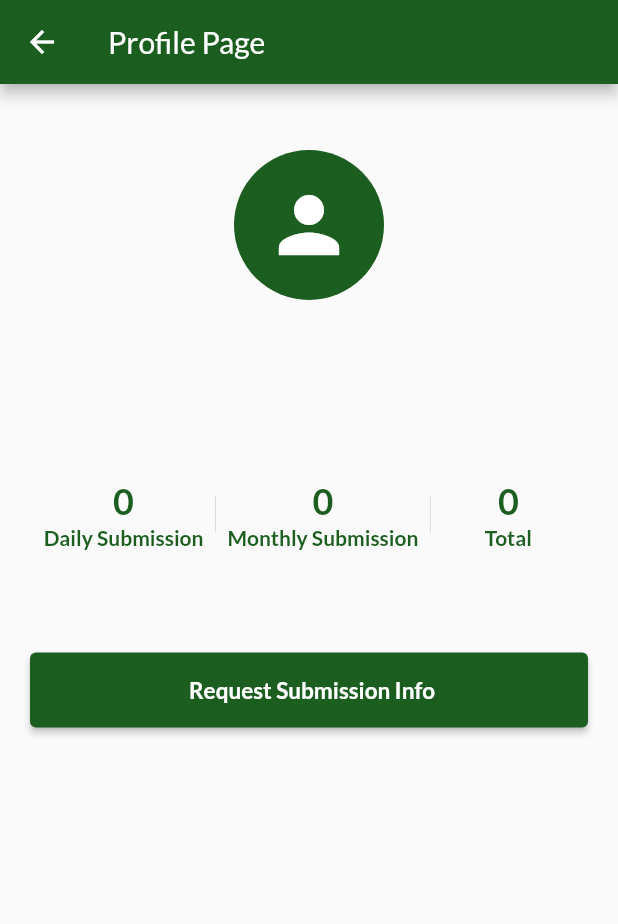
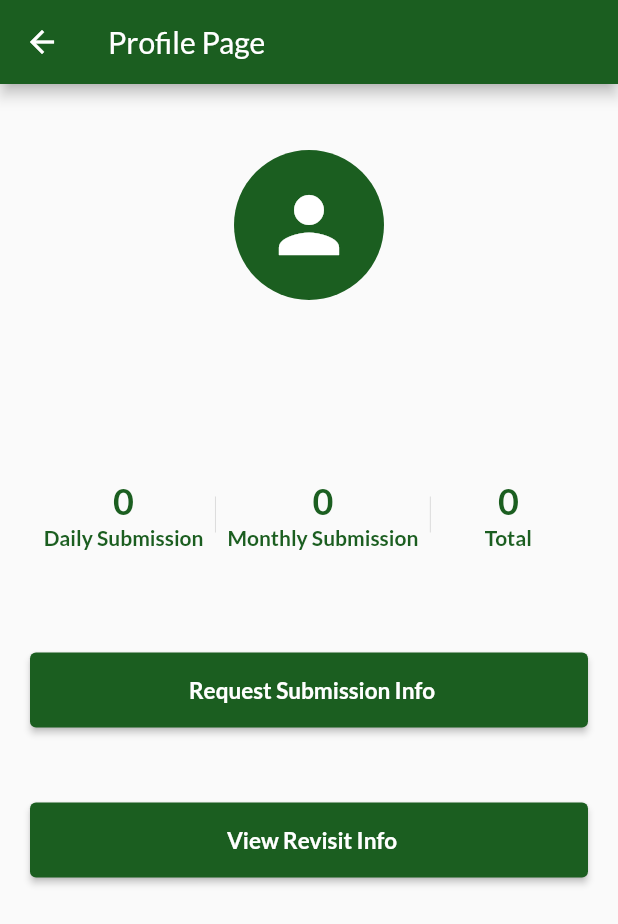
Before and after one commit to AbdulsalamAbdulrahman/enum_app, a Flutter app: the Profile screen opened directly with empty values, on a phone screen of 412 x 824 dp. Shown: the top 924 px of the screen. Run offline on Flutter 3.47's test engine with Material 2 defaults, Android fonts, the phone set to English and light mode, and no system bars; our stand-ins replace easy_splash_screen, geolocator, google_fonts; missing offline and left inert: app_settings.

Commit message:
validated phone field added labels where necessary 'version' new page

```diff
--- a/lib/main.dart
+++ b/lib/main.dart
@@ -91,7 +91,7 @@ class _MyHomePageState extends State<MyHomePage> {
           lastname: widget.lastname,
           team: widget.team,
           ephone: widget.ephone,
-        )
+        ),
       ];
 
   void _selectScreen(int index) {
--- a/lib/profile.dart
+++ b/lib/profile.dart
@@ -1,3 +1,4 @@
+import 'package:enum_app/revisit.dart';
 import 'package:flutter/material.dart';
 import 'dart:convert';
 import 'dart:async';
@@ -70,7 +71,9 @@ class _ProfileState extends State<Profile> {
                 const SizedBox(height: 44),
               ],
             ),
-            button()
+            button(),
+            const SizedBox(height: 10),
+            buttonR()
           ],
         ),
       ),
@@ -185,4 +188,30 @@ class _ProfileState extends State<Profile> {
               _isLoading ? null : counter();
             }),
       );
+
+  Widget buttonR() => Padding(
+        padding: const EdgeInsets.all(20),
+        child: ElevatedButton.icon(
+            icon: _isLoading
+                ? const SizedBox(
+                    height: 15.0,
+                    width: 15.0,
+                    child: CircularProgressIndicator(
+                      color: Colors.white,
+                    ),
+                  )
+                : const Text(''),
+            label: Text(
+              _isLoading ? '' : 'View Revisit Info',
+              style: const TextStyle(fontSize: 15, fontWeight: FontWeight.bold),
+            ),
+            style: ElevatedButton.styleFrom(
+              minimumSize: const Size(500, 50),
+              maximumSize: const Size(500, 50),
+            ),
+            onPressed: () async {
+              Navigator.push(context,
+                  MaterialPageRoute(builder: (context) => const Revisit()));
+            }),
+      );
 }
--- /dev/null
+++ b/lib/revisit.dart
@@ -0,0 +1,22 @@
+import 'package:flutter/material.dart';
+
+class Revisit extends StatefulWidget {
+  const Revisit({super.key});
+
+  @override
+  State<Revisit> createState() => _RevisitState();
+}
+
+class _RevisitState extends State<Revisit> {
+  @override
+  Widget build(BuildContext context) {
+    return Scaffold(
+      appBar: AppBar(
+        title: const Text('Revisit Page'),
+      ),
+      body: const Center(
+        child: Text('Under Construction'),
+      ),
+    );
+  }
+}
```
Also changed, not shown: lib/forms.dart (+29 -1 lines), lib/homepage.dart (+116 -70 lines), lib/login.dart (+6 -2 lines).
